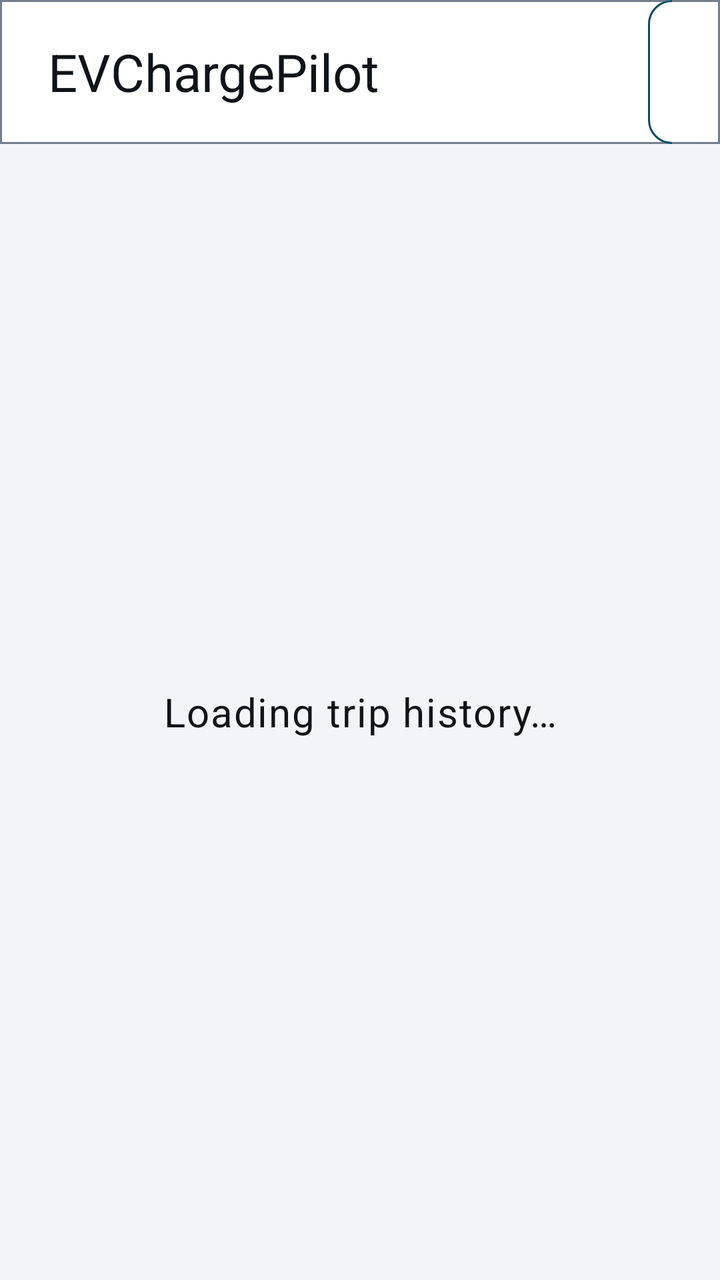
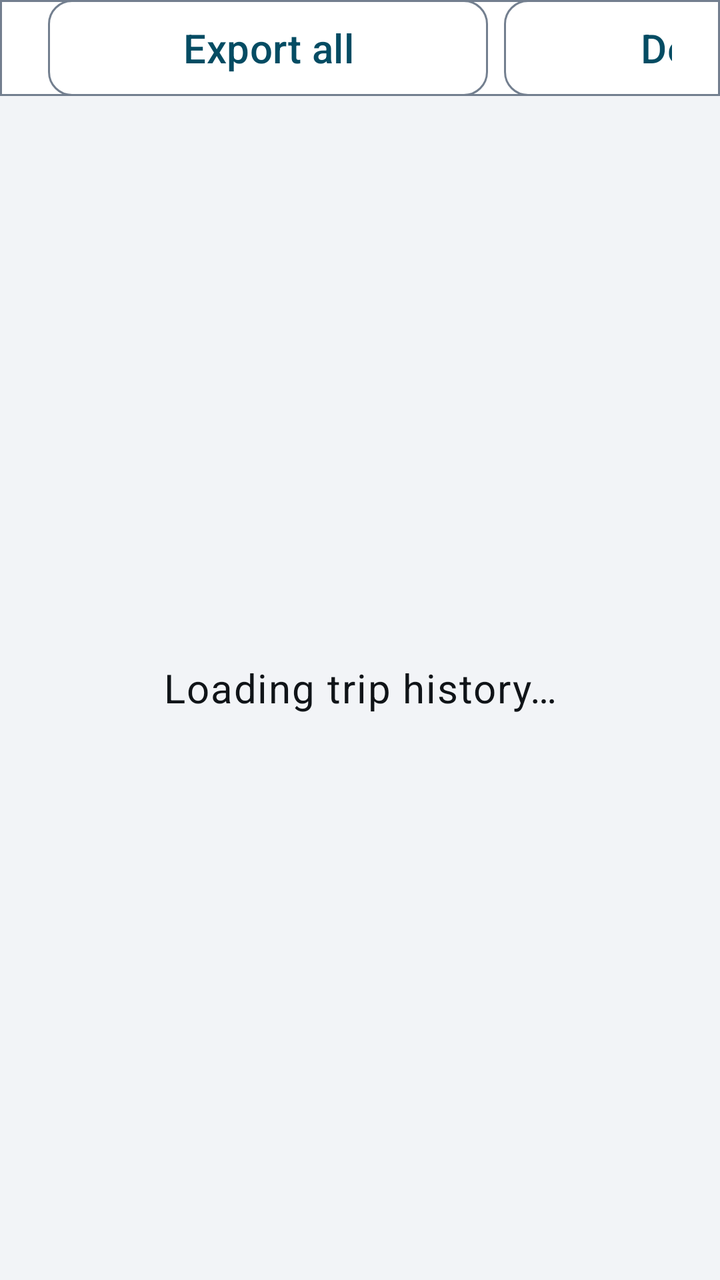

Screens rendered from an Android XML layout before and after an edit, with the pre-edit source and the edit as a unified diff.
<!-- AndroidManifest.xml: application theme Theme.EVChargePilot -->
<!-- res/layout/activity_trip_history.xml -->
<?xml version="1.0" encoding="utf-8"?>
<LinearLayout xmlns:android="http://schemas.android.com/apk/res/android"
    android:layout_width="match_parent"
    android:layout_height="match_parent"
    android:orientation="vertical">

    <LinearLayout
        android:layout_width="match_parent"
        android:layout_height="@dimen/touch_target"
        android:background="@drawable/bg_topbar"
        android:gravity="center_vertical"
        android:orientation="horizontal"
        android:paddingStart="@dimen/spacing_lg"
        android:paddingEnd="@dimen/spacing_lg">

        <include layout="@layout/view_primary_navigation" />

        <Space
            android:layout_width="0dp"
            android:layout_height="1dp"
            android:layout_weight="1" />

        <com.google.android.material.button.MaterialButton
            android:id="@+id/exportAllAction"
            style="@style/Widget.EV.Button.Outlined"
            android:layout_width="220dp"
            android:layout_height="@dimen/touch_target"
            android:layout_marginEnd="@dimen/spacing_sm"
            android:text="@string/action_export_all_trips" />

        <com.google.android.material.button.MaterialButton
            android:id="@+id/deleteAllAction"
            style="@style/Widget.EV.Button.Outlined"
            android:layout_width="220dp"
            android:layout_height="@dimen/touch_target"
            android:text="@string/action_delete_all_trips" />
    </LinearLayout>

    <FrameLayout
        android:layout_width="match_parent"
        android:layout_height="0dp"
        android:layout_weight="1">

        <LinearLayout
            android:id="@+id/historyContent"
            android:layout_width="match_parent"
            android:layout_height="match_parent"
            android:baselineAligned="false"
            android:orientation="horizontal"
            android:padding="@dimen/spacing_lg"
            android:visibility="gone">

            <LinearLayout
                android:layout_width="@dimen/chargepilot_rail_width"
                android:layout_height="match_parent"
                android:background="@drawable/bg_card"
                android:orientation="vertical"
                android:padding="@dimen/spacing_sm">

                <TextView
                    android:layout_width="match_parent"
                    android:layout_height="wrap_content"
                    android:padding="@dimen/spacing_sm"
                    android:text="@string/trip_history_recent"
                    android:textAppearance="@style/Text.EV.SectionHeader" />

                <ListView
                    android:id="@+id/historyList"
                    android:layout_width="match_parent"
                    android:layout_height="0dp"
                    android:layout_marginTop="@dimen/spacing_sm"
                    android:layout_weight="1"
                    android:choiceMode="singleChoice"
                    android:divider="@android:color/transparent"
                    android:dividerHeight="@dimen/spacing_sm"
                    android:listSelector="@android:color/transparent"
                    android:scrollbars="vertical" />
            </LinearLayout>

            <LinearLayout
                android:layout_width="0dp"
                android:layout_height="match_parent"
                android:layout_marginStart="@dimen/spacing_md"
                android:layout_weight="1"
                android:background="@drawable/bg_card"
                android:orientation="vertical"
                android:padding="@dimen/spacing_md">

                <LinearLayout
                    android:layout_width="match_parent"
                    android:layout_height="@dimen/touch_target"
                    android:gravity="center_vertical"
                    android:orientation="horizontal">

                    <TextView
                        android:id="@+id/detailDate"
                        android:layout_width="0dp"
                        android:layout_height="wrap_content"
                        android:layout_weight="1"
                        android:textAppearance="@style/Text.EV.Title" />

                    <com.google.android.material.button.MaterialButton
                        android:id="@+id/speedWhatIfAction"
                        style="@style/Widget.EV.Button.Outlined"
                        android:layout_width="220dp"
                        android:layout_height="@dimen/touch_target"
                        android:layout_marginEnd="@dimen/spacing_sm"
                        android:text="@string/action_speed_what_if" />

                    <com.google.android.material.button.MaterialButton
                        android:id="@+id/exportTripAction"
                        style="@style/Widget.EV.Button.Outlined"
                        android:layout_width="220dp"
                        android:layout_height="@dimen/touch_target"
                        android:layout_marginEnd="@dimen/spacing_sm"
                        android:text="@string/action_export_trip" />

                    <com.google.android.material.button.MaterialButton
                        android:id="@+id/deleteTripAction"
                        style="@style/Widget.EV.Button.Outlined"
                        android:layout_width="220dp"
                        android:layout_height="@dimen/touch_target"
                        android:text="@string/action_delete_trip" />
                </LinearLayout>

                <LinearLayout
                    android:layout_width="match_parent"
                    android:layout_height="0dp"
                    android:layout_weight="1"
                    android:baselineAligned="false"
                    android:minHeight="@dimen/chargepilot_readout_height"
                    android:orientation="horizontal">

                    <LinearLayout style="@style/Widget.EV.Readout" android:layout_height="match_parent" android:layout_weight="1">
                        <TextView style="@style/Text.EV.ReadoutLabel" android:text="@string/label_duration" />
                        <TextView android:id="@+id/detailDuration" style="@style/Text.EV.ReadoutValue" />
                    </LinearLayout>
                    <LinearLayout style="@style/Widget.EV.Readout" android:layout_height="match_parent" android:layout_weight="1">
                        <TextView style="@style/Text.EV.ReadoutLabel" android:text="@string/label_distance" />
                        <TextView android:id="@+id/detailDistance" style="@style/Text.EV.ReadoutValue" />
                    </LinearLayout>
                    <LinearLayout style="@style/Widget.EV.Readout" android:layout_height="match_parent" android:layout_weight="1">
                        <TextView style="@style/Text.EV.ReadoutLabel" android:text="@string/label_consumption" />
                        <TextView android:id="@+id/detailConsumption" style="@style/Text.EV.ReadoutValue" />
                    </LinearLayout>
                </LinearLayout>

                <LinearLayout
                    android:layout_width="match_parent"
                    android:layout_height="0dp"
                    android:layout_weight="1"
                    android:baselineAligned="false"
                    android:minHeight="@dimen/chargepilot_readout_height"
                    android:orientation="horizontal">

                    <LinearLayout style="@style/Widget.EV.Readout" android:layout_height="match_parent" android:layout_weight="1">
                        <TextView style="@style/Text.EV.ReadoutLabel" android:text="@string/label_soc_change" />
                        <TextView android:id="@+id/detailSoc" style="@style/Text.EV.ReadoutValue" />
                    </LinearLayout>
                    <LinearLayout style="@style/Widget.EV.Readout" android:layout_height="match_parent" android:layout_weight="1">
                        <TextView style="@style/Text.EV.ReadoutLabel" android:text="@string/label_energy_used" />
                        <TextView android:id="@+id/detailConsumed" style="@style/Text.EV.ReadoutValue" />
                    </LinearLayout>
                    <LinearLayout style="@style/Widget.EV.Readout" android:layout_height="match_parent" android:layout_weight="1">
                        <TextView style="@style/Text.EV.ReadoutLabel" android:text="@string/label_regenerated" />
                        <TextView android:id="@+id/detailRegenerated" style="@style/Text.EV.ReadoutValue" />
                    </LinearLayout>
                </LinearLayout>

                <LinearLayout
                    android:layout_width="match_parent"
                    android:layout_height="wrap_content"
                    android:layout_marginTop="@dimen/spacing_sm"
                    android:layout_marginBottom="@dimen/spacing_sm"
                    android:gravity="center_vertical"
                    android:orientation="horizontal">

                    <TextView
                        android:id="@+id/detailAttribution"
                        android:layout_width="0dp"
                        android:layout_height="wrap_content"
                        android:layout_weight="1"
                        android:maxLines="3"
                        android:textAppearance="@style/Text.EV.Secondary" />

                    <com.google.android.material.button.MaterialButton
                        android:id="@+id/energyBreakdownAction"
                        style="@style/Widget.EV.Button.Outlined"
                        android:layout_width="280dp"
                        android:layout_height="@dimen/touch_target"
                        android:layout_marginStart="@dimen/spacing_md"
                        android:text="@string/action_energy_breakdown" />
                </LinearLayout>

                <LinearLayout
                    android:id="@+id/trackGroup"
                    android:layout_width="match_parent"
                    android:layout_height="0dp"
                    android:layout_weight="2.2"
                    android:orientation="vertical">

                    <TextView
                        android:layout_width="match_parent"
                        android:layout_height="wrap_content"
                        android:text="@string/trip_track_legend"
                        android:textAppearance="@style/Text.EV.Secondary" />

                    <com.evsuite.chargepilot.TripPlotView
                        android:id="@+id/tripPlot"
                        android:layout_width="match_parent"
                        android:layout_height="0dp"
                        android:layout_marginTop="@dimen/spacing_sm"
                        android:layout_weight="1"
                        android:importantForAccessibility="yes" />
                </LinearLayout>

                <TextView
                    android:id="@+id/trackUnavailable"
                    android:layout_width="match_parent"
                    android:layout_height="0dp"
                    android:layout_weight="2.2"
                    android:gravity="center"
                    android:text="@string/trip_track_unavailable"
                    android:textAppearance="@style/Text.EV.Body"
                    android:visibility="gone" />
            </LinearLayout>
        </LinearLayout>

        <LinearLayout
            android:id="@+id/emptyState"
            android:layout_width="match_parent"
            android:layout_height="match_parent"
            android:gravity="center"
            android:orientation="vertical"
            android:padding="@dimen/spacing_lg"
            android:visibility="gone">

            <TextView
                android:layout_width="wrap_content"
                android:layout_height="wrap_content"
                android:text="@string/trip_history_empty_title"
                android:textAppearance="@style/Text.EV.Title" />

            <TextView
                android:layout_width="720dp"
                android:layout_height="wrap_content"
                android:layout_marginTop="@dimen/spacing_md"
                android:gravity="center"
                android:text="@string/trip_history_empty_body"
                android:textAppearance="@style/Text.EV.Body" />
        </LinearLayout>

        <TextView
            android:id="@+id/loadingState"
            android:layout_width="match_parent"
            android:layout_height="match_parent"
            android:gravity="center"
            android:text="@string/trip_history_loading"
            android:textAppearance="@style/Text.EV.Body" />
    </FrameLayout>
</LinearLayout>
<!-- res/layout/view_primary_navigation.xml (included above) -->
<?xml version="1.0" encoding="utf-8"?>
<LinearLayout
    xmlns:android="http://schemas.android.com/apk/res/android"
    xmlns:app="http://schemas.android.com/apk/res-auto"
    android:layout_width="wrap_content"
    android:layout_height="@dimen/touch_target"
    android:gravity="center_vertical"
    android:orientation="horizontal">

    <TextView
        android:layout_width="@dimen/chargepilot_primary_title_width"
        android:layout_height="wrap_content"
        android:text="@string/app_name"
        android:textAppearance="@style/Text.EV.Title" />

    <com.google.android.material.button.MaterialButtonToggleGroup
        android:id="@+id/primaryNavigation"
        android:layout_width="1000dp"
        android:layout_height="match_parent"
        app:selectionRequired="true"
        app:singleSelection="true">

    <com.google.android.material.button.MaterialButton
        android:id="@+id/navEnergy"
        style="@style/Widget.EVChargePilot.NavTab"
        android:layout_width="200dp"
        android:layout_height="match_parent"
        android:text="@string/tab_energy" />

    <com.google.android.material.button.MaterialButton
        android:id="@+id/navArrival"
        style="@style/Widget.EVChargePilot.NavTab"
        android:layout_width="200dp"
        android:layout_height="match_parent"
        android:text="@string/tab_arrival" />

    <com.google.android.material.button.MaterialButton
        android:id="@+id/navTrips"
        style="@style/Widget.EVChargePilot.NavTab"
        android:layout_width="200dp"
        android:layout_height="match_parent"
        android:text="@string/tab_trips" />

    <com.google.android.material.button.MaterialButton
        android:id="@+id/navDiagnostics"
        style="@style/Widget.EVChargePilot.NavTab"
        android:layout_width="200dp"
        android:layout_height="match_parent"
        android:text="@string/tab_diagnostics" />

    <com.google.android.material.button.MaterialButton
        android:id="@+id/navSettings"
        style="@style/Widget.EVChargePilot.NavTab"
        android:layout_width="200dp"
        android:layout_height="match_parent"
        android:text="@string/tab_settings" />
    </com.google.android.material.button.MaterialButtonToggleGroup>
</LinearLayout>
<!-- resources referenced by this layout -->
<resources>
  <dimen name="chargepilot_primary_title_width">300dp</dimen>
  <dimen name="chargepilot_rail_width">420dp</dimen>
  <dimen name="chargepilot_readout_height">84dp</dimen>
  <dimen name="spacing_lg">24dp</dimen>
  <dimen name="spacing_md">16dp</dimen>
  <dimen name="spacing_sm">8dp</dimen>
  <dimen name="touch_target">72dp</dimen>
  <string name="action_delete_all_trips">Delete all</string>
  <string name="action_delete_trip">Delete trip</string>
  <string name="action_energy_breakdown">Energy breakdown</string>
  <string name="action_export_all_trips">Export all</string>
  <string name="action_export_trip">Export trip</string>
  <string name="action_speed_what_if">Speed comparison</string>
  <string name="app_name">EVChargePilot</string>
  <string name="label_consumption">AVERAGE</string>
  <string name="label_distance">DISTANCE</string>
  <string name="label_duration">RECORDED</string>
  <string name="label_energy_used">ENERGY USED</string>
  <string name="label_regenerated">REGENERATED</string>
  <string name="label_soc_change">STATE OF CHARGE</string>
  <string name="tab_arrival">Arrival</string>
  <string name="tab_diagnostics">Diagnostics</string>
  <string name="tab_energy">Energy</string>
  <string name="tab_settings">Settings</string>
  <string name="tab_trips">Trips</string>
  <string name="trip_history_empty_body">Start a trip from the dashboard while parked, then stop and save it after parking. Completed trips stay only on this head unit.</string>
  <string name="trip_history_empty_title">No recorded trips</string>
  <string name="trip_history_loading">Loading trip history…</string>
  <string name="trip_history_recent">RECENT TRIPS</string>
  <string name="trip_track_legend">Speed (accent), charge and battery power — tap to enlarge</string>
  <string name="trip_track_unavailable">No sample track was retained for this trip.</string>
  <style name="Text.EV.Body" parent="TextAppearance.Material3.BodyLarge">
          <item name="android:textSize">@dimen/text_body</item>
          <item name="android:textColor">@color/ev_text_primary</item>
      </style>
  <style name="Text.EV.ReadoutLabel" parent="Text.EV.SectionHeader">
          <item name="android:layout_width">wrap_content</item>
          <item name="android:layout_height">wrap_content</item>
      </style>
  <style name="Text.EV.Secondary" parent="TextAppearance.Material3.BodyMedium">
          <item name="android:textSize">@dimen/text_secondary</item>
          <item name="android:textColor">@color/ev_text_secondary</item>
      </style>
  <style name="Text.EV.Title" parent="TextAppearance.Material3.TitleLarge">
          <item name="android:textSize">@dimen/text_title</item>
          <item name="android:textColor">@color/ev_text_primary</item>
      </style>
  <color name="ev_surface">#FFFFFFFF</color>
  <color name="ev_outline">#FF737F8F</color>
  <dimen name="ev_corner">12dp</dimen>
  <dimen name="text_body">20sp</dimen>
  <color name="ev_text_primary">#FF101418</color>
  <string name="value_unavailable" translatable="false">—</string>
  <dimen name="text_secondary">17sp</dimen>
  <color name="ev_text_secondary">#FF414B55</color>
  <dimen name="text_label">16sp</dimen>
  <color name="ev_accent">#FF044C63</color>
  <dimen name="text_title">26sp</dimen>
  <style name="ShapeAppearanceOverlay.EV.Button" parent="">
          <item name="cornerSize">@dimen/ev_corner</item>
      </style>
  <color name="ev_on_accent">#FFFFFFFF</color>
  <color name="ev_surface_raised">#FFE4E8ED</color>
  <color name="ev_background">#FFF2F4F7</color>
  <color name="ev_error">#FF8F0F18</color>
  <style name="EVChargePilot.Dialog.Title" parent="MaterialAlertDialog.Material3.Title.Text">
          <item name="android:textSize">@dimen/text_title</item>
          <item name="android:textColor">@color/ev_text_primary</item>
      </style>
  <!-- unchanged entries left out for length: 12 -->
</resources>

<!-- the commit's change to res/layout/activity_trip_history.xml (unified diff, before → after) -->
@@ -6,25 +6,26 @@
 
     <LinearLayout
         android:layout_width="match_parent"
-        android:layout_height="@dimen/touch_target"
+        android:layout_height="@dimen/chargepilot_bar_height"
         android:background="@drawable/bg_topbar"
         android:gravity="center_vertical"
         android:orientation="horizontal"
         android:paddingStart="@dimen/spacing_lg"
         android:paddingEnd="@dimen/spacing_lg">
 
-        <include layout="@layout/view_primary_navigation" />
-
-        <Space
+        <include
+            layout="@layout/view_primary_navigation"
             android:layout_width="0dp"
-            android:layout_height="1dp"
+            android:layout_height="match_parent"
             android:layout_weight="1" />
 
         <com.google.android.material.button.MaterialButton
             android:id="@+id/exportAllAction"
             style="@style/Widget.EV.Button.Outlined"
             android:layout_width="220dp"
-            android:layout_height="@dimen/touch_target"
+            android:layout_height="match_parent"
+            android:insetTop="0dp"
+            android:insetBottom="0dp"
             android:layout_marginEnd="@dimen/spacing_sm"
             android:text="@string/action_export_all_trips" />
 
@@ -32,7 +33,9 @@
             android:id="@+id/deleteAllAction"
             style="@style/Widget.EV.Button.Outlined"
             android:layout_width="220dp"
-            android:layout_height="@dimen/touch_target"
+            android:layout_height="match_parent"
+            android:insetTop="0dp"
+            android:insetBottom="0dp"
             android:text="@string/action_delete_all_trips" />
     </LinearLayout>
 
@@ -47,7 +50,10 @@
             android:layout_height="match_parent"
             android:baselineAligned="false"
             android:orientation="horizontal"
-            android:padding="@dimen/spacing_lg"
+            android:paddingStart="@dimen/spacing_lg"
+            android:paddingTop="@dimen/chargepilot_bar_gap"
+            android:paddingEnd="@dimen/spacing_lg"
+            android:paddingBottom="@dimen/spacing_lg"
             android:visibility="gone">
 
             <LinearLayout
@@ -264,57 +270,72 @@
 <LinearLayout
     xmlns:android="http://schemas.android.com/apk/res/android"
     xmlns:app="http://schemas.android.com/apk/res-auto"
-    android:layout_width="wrap_content"
-    android:layout_height="@dimen/touch_target"
+    android:layout_width="match_parent"
+    android:layout_height="match_parent"
     android:gravity="center_vertical"
     android:orientation="horizontal">
 
     <TextView
-        android:layout_width="@dimen/chargepilot_primary_title_width"
+        android:layout_width="wrap_content"
         android:layout_height="wrap_content"
+        android:layout_marginEnd="@dimen/spacing_md"
         android:text="@string/app_name"
         android:textAppearance="@style/Text.EV.Title" />
 
     <com.google.android.material.button.MaterialButtonToggleGroup
         android:id="@+id/primaryNavigation"
-        android:layout_width="1000dp"
-        android:layout_height="match_parent"
+        android:layout_width="0dp"
+        android:layout_height="match_parent"
+        android:layout_weight="1"
         app:selectionRequired="true"
         app:singleSelection="true">
 
     <com.google.android.material.button.MaterialButton
         android:id="@+id/navEnergy"
         style="@style/Widget.EVChargePilot.NavTab"
-        android:layout_width="200dp"
-        android:layout_height="match_parent"
+        android:layout_width="0dp"
+        android:layout_height="match_parent"
+        android:layout_weight="1"
         android:text="@string/tab_energy" />
 
     <com.google.android.material.button.MaterialButton
         android:id="@+id/navArrival"
         style="@style/Widget.EVChargePilot.NavTab"
-        android:layout_width="200dp"
-        android:layout_height="match_parent"
+        android:layout_width="0dp"
+        android:layout_height="match_parent"
+        android:layout_weight="1"
         android:text="@string/tab_arrival" />
 
     <com.google.android.material.button.MaterialButton
         android:id="@+id/navTrips"
         style="@style/Widget.EVChargePilot.NavTab"
-        android:layout_width="200dp"
-        android:layout_height="match_parent"
+        android:layout_width="0dp"
+        android:layout_height="match_parent"
+        android:layout_weight="1"
         android:text="@string/tab_trips" />
 
     <com.google.android.material.button.MaterialButton
+        android:id="@+id/navBattery"
+        style="@style/Widget.EVChargePilot.NavTab"
+        android:layout_width="0dp"
+        android:layout_height="match_parent"
+        android:layout_weight="1"
+        android:text="@string/tab_battery" />
+
+    <com.google.android.material.button.MaterialButton
         android:id="@+id/navDiagnostics"
         style="@style/Widget.EVChargePilot.NavTab"
-        android:layout_width="200dp"
-        android:layout_height="match_parent"
+        android:layout_width="0dp"
+        android:layout_height="match_parent"
+        android:layout_weight="1"
         android:text="@string/tab_diagnostics" />
 
     <com.google.android.material.button.MaterialButton
         android:id="@+id/navSettings"
         style="@style/Widget.EVChargePilot.NavTab"
-        android:layout_width="200dp"
-        android:layout_height="match_parent"
+        android:layout_width="0dp"
+        android:layout_height="match_parent"
+        android:layout_weight="1"
         android:text="@string/tab_settings" />
     </com.google.android.material.button.MaterialButtonToggleGroup>
 </LinearLayout>
<!-- resource entries referenced after the edit -->
@@ -1,6 +1,7 @@
 <!-- resources referenced by this layout -->
 <resources>
-  <dimen name="chargepilot_primary_title_width">300dp</dimen>
+  <dimen name="chargepilot_bar_gap">@dimen/spacing_sm</dimen>
+  <dimen name="chargepilot_bar_height">48dp</dimen>
   <dimen name="chargepilot_rail_width">420dp</dimen>
   <dimen name="chargepilot_readout_height">84dp</dimen>
   <dimen name="spacing_lg">24dp</dimen>
@@ -21,6 +22,7 @@
   <string name="label_regenerated">REGENERATED</string>
   <string name="label_soc_change">STATE OF CHARGE</string>
   <string name="tab_arrival">Arrival</string>
+  <string name="tab_battery">Battery</string>
   <string name="tab_diagnostics">Diagnostics</string>
   <string name="tab_energy">Energy</string>
   <string name="tab_settings">Settings</string>
